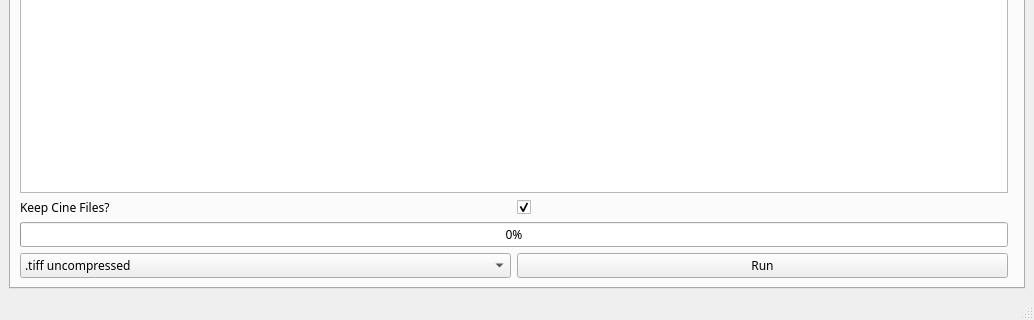
Old version of the form GUI/mainWindow.ui in the repository realize-1337/Atomizer-Toolbox; both pictures show x 0 to 1034 and y 580 to 900 of the 1034 by 900 pixel window.
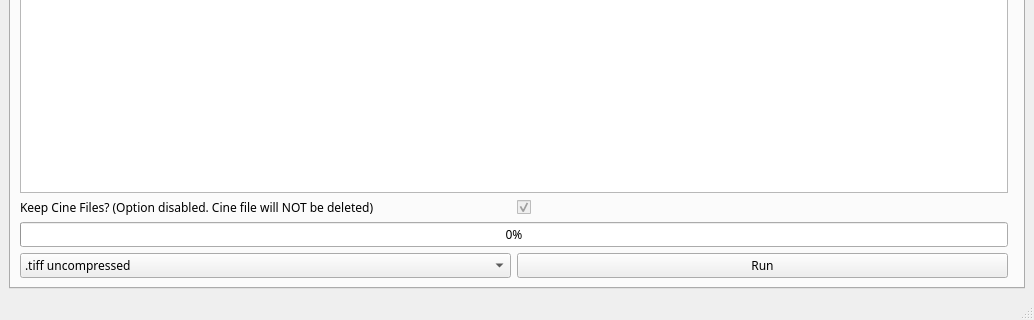
New version of the form. The open tabs and pages were chosen to show the change.

Commit message: few changes with cine to picture

```diff
--- a/GUI/mainWindow.ui
+++ b/GUI/mainWindow.ui
@@ -1551,12 +1551,15 @@
           <item>
            <widget class="QLabel" name="label_32">
             <property name="text">
-             <string>Keep Cine Files?</string>
+             <string>Keep Cine Files? (Option disabled. Cine file will NOT be deleted)</string>
             </property>
            </widget>
           </item>
           <item>
            <widget class="QCheckBox" name="keepCine">
+            <property name="enabled">
+             <bool>false</bool>
+            </property>
             <property name="text">
              <string/>
             </property>
```
Left out of the diff: 4 changed lines with no effect on the pictures. The commit also changes 2 other files.
